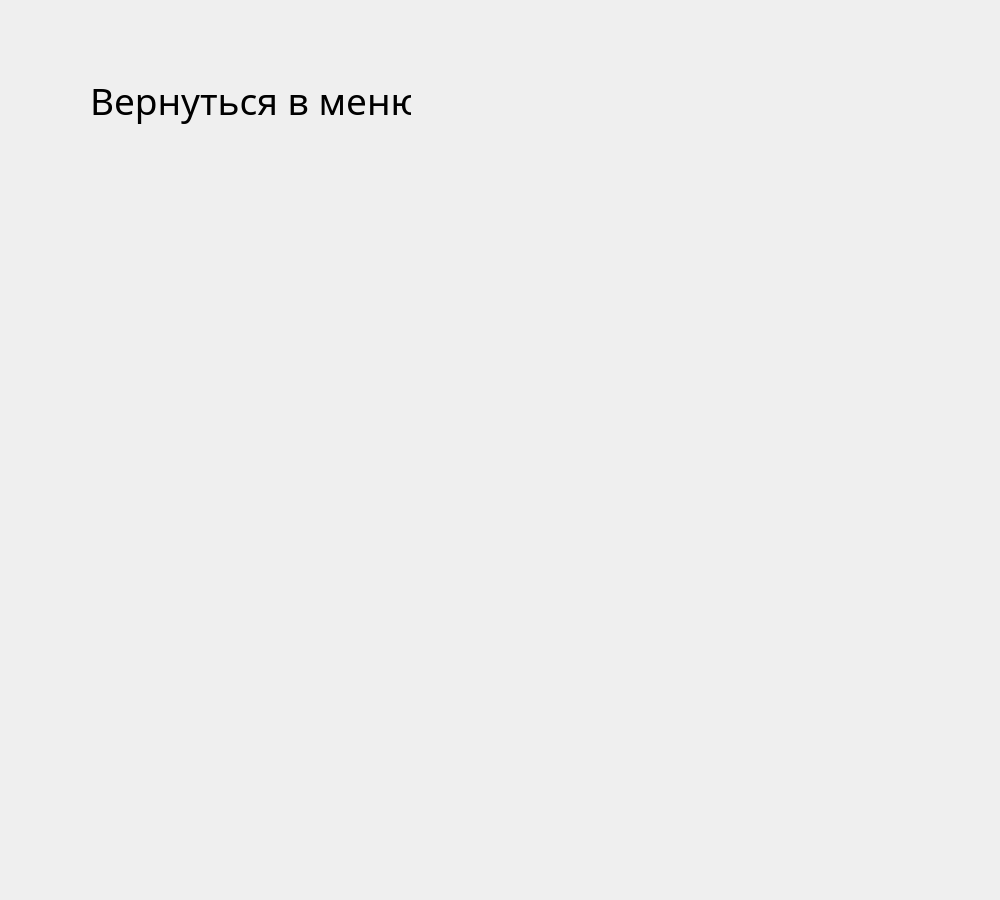
Old version of the form Triod/theory.ui in the repository Azamature1719/Training-program-Triod.
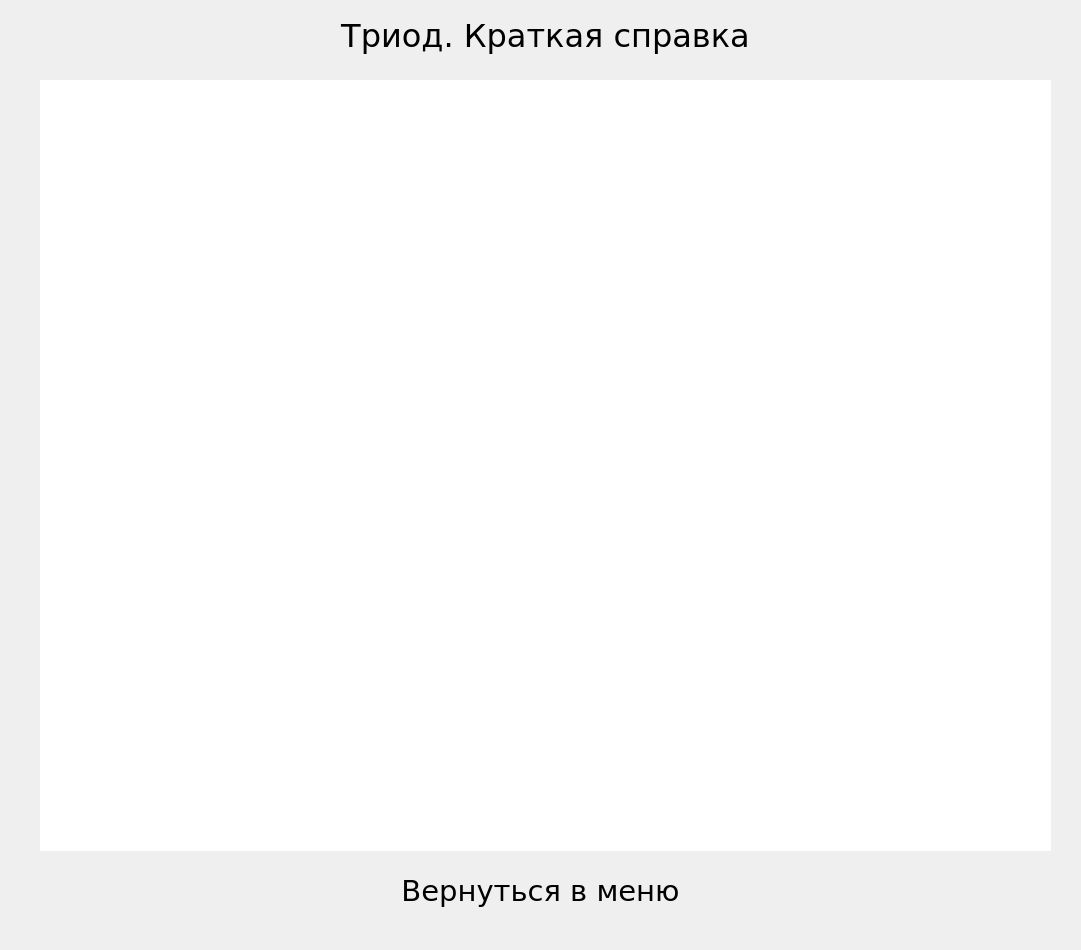
New version of the form. Custom widgets are drawn as their Qt base class.

```diff
--- a/Triod/theory.ui
+++ b/Triod/theory.ui
@@ -6,8 +6,8 @@
    <rect>
     <x>0</x>
     <y>0</y>
-    <width>1000</width>
-    <height>900</height>
+    <width>1081</width>
+    <height>950</height>
    </rect>
   </property>
   <property name="windowTitle">
@@ -16,21 +16,64 @@
   <widget class="ClickableLabel" name="goMenu">
    <property name="geometry">
     <rect>
-     <x>90</x>
-     <y>70</y>
-     <width>321</width>
+     <x>360</x>
+     <y>860</y>
+     <width>361</width>
      <height>61</height>
     </rect>
    </property>
    <property name="font">
     <font>
-     <family>Nunito</family>
-     <pointsize>28</pointsize>
+     <family>Verdana</family>
+     <pointsize>22</pointsize>
+     <weight>50</weight>
+     <bold>false</bold>
     </font>
    </property>
    <property name="text">
     <string>Вернуться в меню</string>
    </property>
+   <property name="alignment">
+    <set>Qt::AlignCenter</set>
+   </property>
+  </widget>
+  <widget class="QTextBrowser" name="textBrowser">
+   <property name="geometry">
+    <rect>
+     <x>40</x>
+     <y>80</y>
+     <width>1011</width>
+     <height>771</height>
+    </rect>
+   </property>
+   <property name="frameShape">
+    <enum>QFrame::NoFrame</enum>
+   </property>
+  </widget>
+  <widget class="ClickableLabel" name="goMenu_2">
+   <property name="geometry">
+    <rect>
+     <x>330</x>
+     <y>10</y>
+     <width>431</width>
+     <height>51</height>
+    </rect>
+   </property>
+   <property name="font">
+    <font>
+     <family>Verdana</family>
+     <pointsize>24</pointsize>
+     <weight>50</weight>
+     <bold>false</bold>
+     <stylestrategy>PreferAntialias</stylestrategy>
+    </font>
+   </property>
+   <property name="text">
+    <string>Триод. Краткая справка</string>
+   </property>
+   <property name="alignment">
+    <set>Qt::AlignCenter</set>
+   </property>
   </widget>
  </widget>
  <customwidgets>
```
Left out of the diff: 5 changed lines with no effect on the pictures.
